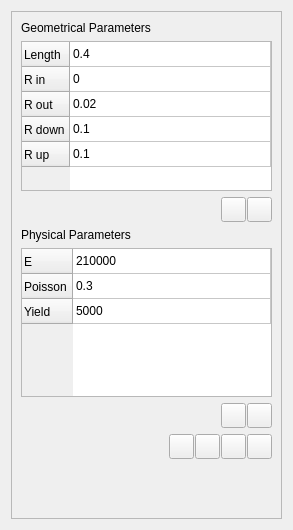
Above: starter/FENGSim/Pipe/PipeDockWidget.ui from OpenDigitalTwin-Dev/FENGSim before the change. Below: the same form after it.
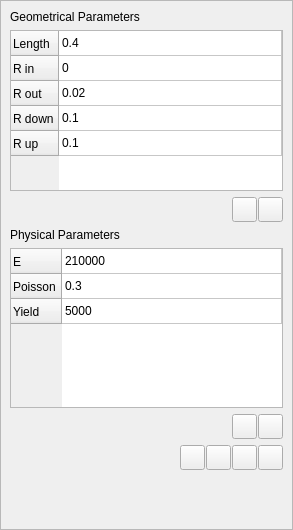
That is the form after the change. Icons and pictures are not drawn.

Diff of the .ui file:
```diff
--- a/starter/FENGSim/Pipe/PipeDockWidget.ui
+++ b/starter/FENGSim/Pipe/PipeDockWidget.ui
@@ -14,6 +14,18 @@
    <string>Form</string>
   </property>
   <layout class="QHBoxLayout" name="horizontalLayout_4">
+   <property name="leftMargin">
+    <number>0</number>
+   </property>
+   <property name="topMargin">
+    <number>0</number>
+   </property>
+   <property name="rightMargin">
+    <number>0</number>
+   </property>
+   <property name="bottomMargin">
+    <number>0</number>
+   </property>
    <item>
     <widget class="QFrame" name="frame">
      <property name="frameShape">
```
Left out of the diff: 2 changed lines with no effect on the pictures.
